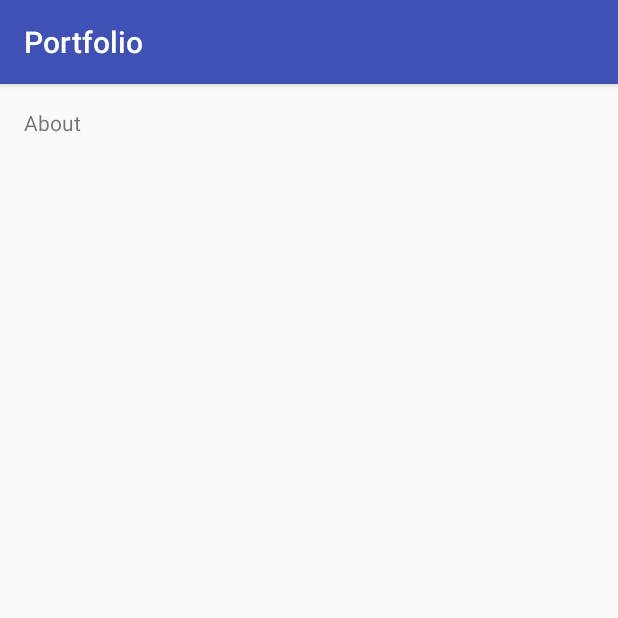
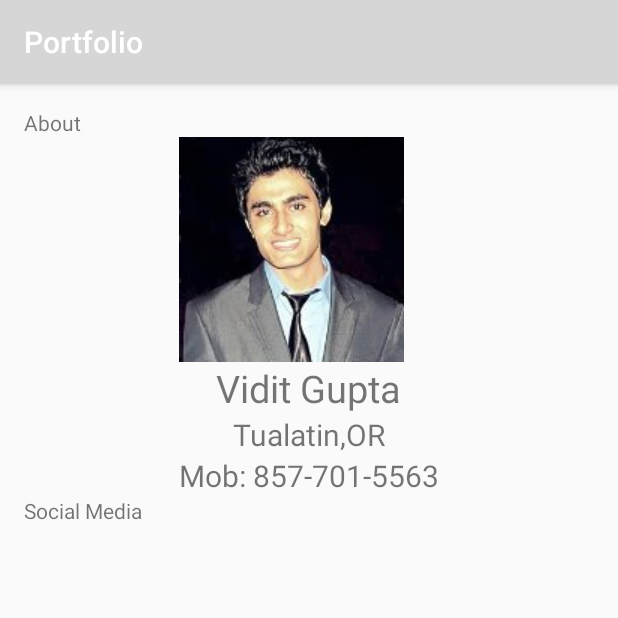
Before and after one commit to viditgupta92/AndroidStudioProjects, an Android app: the screen it shows after launch (MainActivity), on a phone screen of 412 x 824 dp, the top half of it. Run offline under Robolectric (Android 15) with nearby library versions, the phone set to English and light mode, and no system bars.

```diff
--- a/Portfolio/app/src/main/res/layout/fragment_about.xml
+++ b/Portfolio/app/src/main/res/layout/fragment_about.xml
@@ -7,8 +7,54 @@
 
     <!-- TODO: Update blank fragment layout -->
     <TextView
-        android:layout_width="match_parent"
-        android:layout_height="match_parent"
+        android:layout_width="wrap_content"
+        android:layout_height="wrap_content"
         android:text="@string/category_about" />
 
+    <LinearLayout
+        android:layout_width="wrap_content"
+        android:layout_height="wrap_content"
+        android:layout_gravity="center"
+        android:orientation="vertical">
+        <ImageView
+            android:layout_width="wrap_content"
+            android:layout_height="wrap_content"
+            android:src="@drawable/profile" />
+
+        <TextView
+            android:layout_width="wrap_content"
+            android:layout_height="wrap_content"
+            android:text="Vidit Gupta"
+            android:textSize="25dp"
+            android:layout_gravity="center"/>
+
+        <TextView
+            android:layout_width="wrap_content"
+            android:layout_height="wrap_content"
+            android:text="Tualatin,OR"
+            android:textSize="20dp"
+            android:layout_gravity="center"/>
+
+        <TextView
+            android:layout_width="wrap_content"
+            android:layout_height="wrap_content"
+            android:text="Mob: 857-701-5563"
+            android:textSize="20dp"/>
+    </LinearLayout>
+
+    <LinearLayout
+        android:layout_width="wrap_content"
+        android:layout_height="wrap_content"
+        android:orientation="vertical">
+
+        <TextView
+            android:layout_width="wrap_content"
+            android:layout_height="wrap_content"
+            android:text="Social Media" />
+
+        <TextView
+            android:layout_width="wrap_content"
+            android:layout_height="wrap_content" />
+    </LinearLayout>
+
 </LinearLayout>
--- a/Portfolio/app/src/main/res/values/colors.xml
+++ b/Portfolio/app/src/main/res/values/colors.xml
@@ -1,6 +1,29 @@
 <?xml version="1.0" encoding="utf-8"?>
 <resources>
-    <color name="colorPrimary">#3F51B5</color>
-    <color name="colorPrimaryDark">#303F9F</color>
-    <color name="colorAccent">#FF4081</color>
+    <!-- Primary color of the app (shown in the app bar) -->
+    <color name="primary_color">#192194</color>
+
+    <!-- Primary dark color of the app (shown in the status bar) -->
+    <color name="primary_dark_color">#2F1D1A</color>
+
+    <!-- Background color for app -->
+    <color name="tan_background">#FFF7DA</color>
+
+    <!-- Background color for the numbers category -->
+    <color name="category_about">#FD8E09</color>
+
+    <!-- Background color for the family members category -->
+    <color name="category_education">#379237</color>
+
+    <!-- Background color for the colors category -->
+    <color name="category_skills">#8800A0</color>
+
+    <!-- Background color for the phrases category -->
+    <color name="category_workexp">#16AFCA</color>
+
+    <!-- Background color for the phrases category -->
+    <color name="category_projects">#9c061f</color>
+
+    <!-- Background color for the phrases category -->
+    <color name="category_achievements">#e7e7f3</color>
 </resources>
--- /dev/null
+++ b/Portfolio/app/src/main/res/values/dimens.xml
@@ -0,0 +1,4 @@
+<?xml version="1.0" encoding="utf-8"?>
+<resources>
+    <dimen name="list_item_height">88dp</dimen>
+</resources>
```
Also changed, not shown: Portfolio/app/src/main/java/com/example/android/portfolio/List.java (added, +25 -0 lines), Portfolio/app/src/main/res/layout/list_item_1.xml (added, +53 -0 lines), Portfolio/app/src/main/res/drawable/lam-logo.jpg (added), Portfolio/app/src/main/res/drawable/neu-logo.jpg (added), Portfolio/app/src/main/res/drawable/tata-logo.jpg (added), Portfolio/app/src/main/res/drawable/vit-logo.jpg (added).
